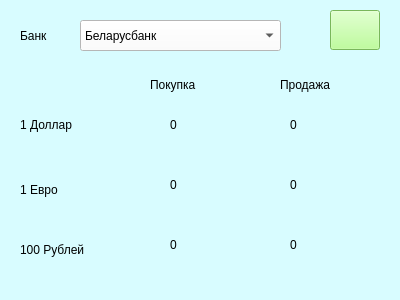
Above: Form.ui from EfimTishkovski/simple_parser before the change. Below: the same form after it.
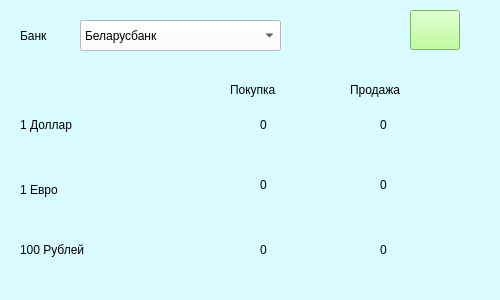
That is the form after the change. Icons and pictures are not drawn.

Commit message: Корректировка дизайна

What changed in the file:
```diff
--- a/Form.ui
+++ b/Form.ui
@@ -6,19 +6,19 @@
    <rect>
     <x>0</x>
     <y>0</y>
-    <width>400</width>
+    <width>500</width>
     <height>300</height>
    </rect>
   </property>
   <property name="minimumSize">
    <size>
-    <width>400</width>
+    <width>500</width>
     <height>300</height>
    </size>
   </property>
   <property name="maximumSize">
    <size>
-    <width>400</width>
+    <width>500</width>
     <height>300</height>
    </size>
   </property>
@@ -84,8 +84,8 @@
   <widget class="QLabel" name="label_4">
    <property name="geometry">
     <rect>
-     <x>150</x>
-     <y>65</y>
+     <x>230</x>
+     <y>70</y>
      <width>80</width>
      <height>40</height>
     </rect>
@@ -100,8 +100,8 @@
   <widget class="QLabel" name="label_5">
    <property name="geometry">
     <rect>
-     <x>280</x>
-     <y>65</y>
+     <x>350</x>
+     <y>70</y>
      <width>90</width>
      <height>40</height>
     </rect>
@@ -116,7 +116,7 @@
   <widget class="QLabel" name="label_6">
    <property name="geometry">
     <rect>
-     <x>170</x>
+     <x>260</x>
      <y>110</y>
      <width>70</width>
      <height>30</height>
@@ -132,7 +132,7 @@
   <widget class="QLabel" name="label_7">
    <property name="geometry">
     <rect>
-     <x>290</x>
+     <x>380</x>
      <y>110</y>
      <width>70</width>
      <height>30</height>
@@ -193,7 +193,7 @@
   <widget class="QPushButton" name="pushButton">
    <property name="geometry">
     <rect>
-     <x>330</x>
+     <x>410</x>
      <y>10</y>
      <width>50</width>
      <height>40</height>
@@ -219,7 +219,7 @@
   <widget class="QLabel" name="label_9">
    <property name="geometry">
     <rect>
-     <x>170</x>
+     <x>260</x>
      <y>170</y>
      <width>70</width>
      <height>30</height>
@@ -235,7 +235,7 @@
   <widget class="QLabel" name="label_10">
    <property name="geometry">
     <rect>
-     <x>290</x>
+     <x>380</x>
      <y>170</y>
      <width>70</width>
      <height>30</height>
@@ -251,8 +251,8 @@
   <widget class="QLabel" name="label_11">
    <property name="geometry">
     <rect>
-     <x>170</x>
-     <y>230</y>
+     <x>260</x>
+     <y>235</y>
      <width>70</width>
      <height>30</height>
     </rect>
@@ -267,8 +267,8 @@
   <widget class="QLabel" name="label_12">
    <property name="geometry">
     <rect>
-     <x>290</x>
-     <y>230</y>
+     <x>380</x>
+     <y>235</y>
      <width>70</width>
      <height>30</height>
     </rect>
@@ -280,6 +280,54 @@
     <string>0</string>
    </property>
   </widget>
+  <widget class="QLabel" name="label_13">
+   <property name="geometry">
+    <rect>
+     <x>140</x>
+     <y>110</y>
+     <width>51</width>
+     <height>31</height>
+    </rect>
+   </property>
+   <property name="text">
+    <string/>
+   </property>
+   <property name="pixmap">
+    <pixmap>USA.png</pixmap>
+   </property>
+  </widget>
+  <widget class="QLabel" name="label_15">
+   <property name="geometry">
+    <rect>
+     <x>140</x>
+     <y>240</y>
+     <width>51</width>
+     <height>31</height>
+    </rect>
+   </property>
+   <property name="text">
+    <string/>
+   </property>
+   <property name="pixmap">
+    <pixmap>Russia.png</pixmap>
+   </property>
+  </widget>
+  <widget class="QLabel" name="label_14">
+   <property name="geometry">
+    <rect>
+     <x>140</x>
+     <y>180</y>
+     <width>51</width>
+     <height>31</height>
+    </rect>
+   </property>
+   <property name="text">
+    <string/>
+   </property>
+   <property name="pixmap">
+    <pixmap>EuropeanUnion.png</pixmap>
+   </property>
+  </widget>
  </widget>
  <resources/>
  <connections/>
```
The commit also changes 1 other file.
